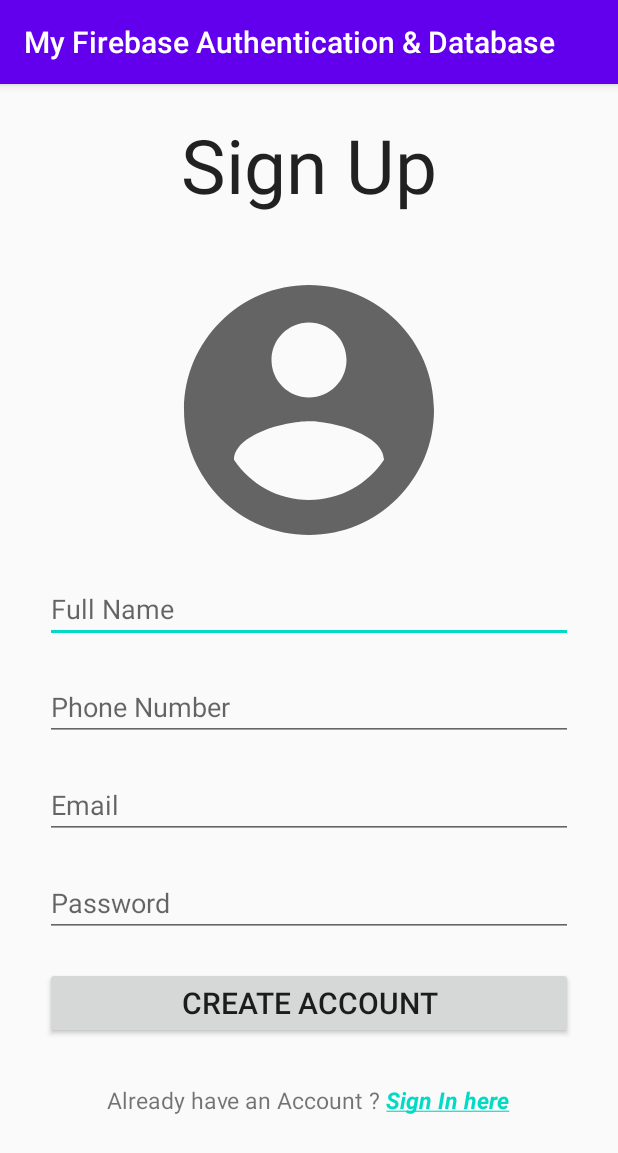
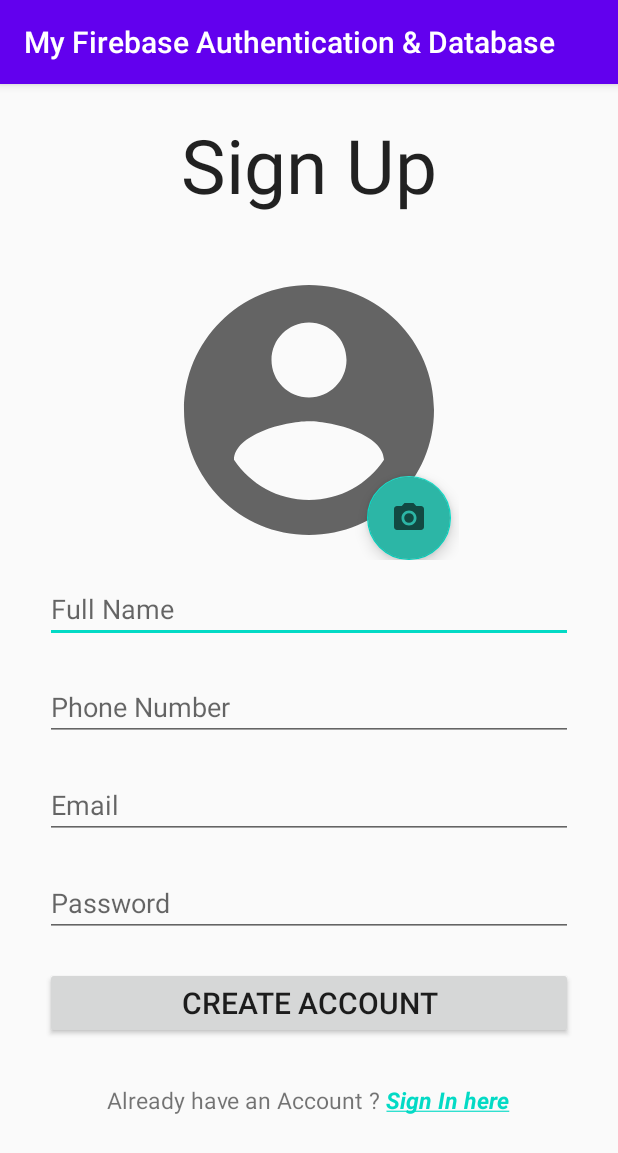
Before and after one commit to Sadique-Ilyas/My-Firebase-Authentication-and-Database, an Android app: the SignUpActivity screen opened directly, with no data from a screen before it, on a phone screen of 412 x 824 dp. Shown: the top 1153 px of the screen. Run offline under Robolectric (Android 15) with nearby library versions, the phone set to English and light mode, and no system bars; our stand-ins replace CircleImageView, Firebase (no records; nobody signed in at launch, a user with empty details on screens opened directly), Picasso.

Commit message:
initial commit

```diff
--- a/app/src/main/AndroidManifest.xml
+++ b/app/src/main/AndroidManifest.xml
@@ -3,7 +3,6 @@
     package="com.example.myfirebaseauthenticationdatabase">
     <uses-permission android:name="android.permission.INTERNET"/>
     <application
-        android:name=".LoggedInHomeActivity"
         android:allowBackup="true"
         android:icon="@mipmap/ic_launcher"
         android:label="@string/app_name"
--- a/app/src/main/java/com/example/myfirebaseauthenticationdatabase/HomeActivity.java
+++ b/app/src/main/java/com/example/myfirebaseauthenticationdatabase/HomeActivity.java
@@ -21,8 +21,6 @@ import com.google.firebase.database.DatabaseReference;
 import com.google.firebase.database.FirebaseDatabase;
 import com.google.firebase.database.Query;
 import com.google.firebase.database.ValueEventListener;
-import com.google.firebase.storage.FirebaseStorage;
-import com.google.firebase.storage.StorageReference;
 import com.squareup.picasso.Picasso;
 
 public class HomeActivity extends AppCompatActivity {
@@ -67,7 +65,7 @@ public class HomeActivity extends AppCompatActivity {
         logoutBtn.setOnClickListener(new View.OnClickListener() {
             @Override
             public void onClick(View v) {
-                FirebaseAuth.getInstance().signOut();
+                firebaseAuth.signOut();
                 Intent intent = new Intent(HomeActivity.this,LoginActivity.class);
                 intent.setFlags(Intent.FLAG_ACTIVITY_CLEAR_TOP);
                 intent.setFlags(Intent.FLAG_ACTIVITY_CLEAR_TASK);
@@ -84,7 +82,7 @@ public class HomeActivity extends AppCompatActivity {
             builder.setPositiveButton("Yes", new DialogInterface.OnClickListener() {
                 @Override
                 public void onClick(DialogInterface dialog, int which) {
-                    FirebaseAuth.getInstance().signOut();
+                    firebaseAuth.signOut();
                     Intent intent = new Intent(HomeActivity.this,LoginActivity.class);
                     intent.setFlags(Intent.FLAG_ACTIVITY_CLEAR_TOP);
                     intent.setFlags(Intent.FLAG_ACTIVITY_CLEAR_TASK);
--- a/app/src/main/java/com/example/myfirebaseauthenticationdatabase/SignUpActivity.java
+++ b/app/src/main/java/com/example/myfirebaseauthenticationdatabase/SignUpActivity.java
@@ -1,8 +1,4 @@
 package com.example.myfirebaseauthenticationdatabase;
-
-import androidx.annotation.NonNull;
-import androidx.annotation.Nullable;
-import androidx.appcompat.app.AppCompatActivity;
 
 import android.content.ContentResolver;
 import android.content.Intent;
@@ -24,10 +20,15 @@ import android.widget.ProgressBar;
 import android.widget.TextView;
 import android.widget.Toast;
 
+import androidx.annotation.NonNull;
+import androidx.annotation.Nullable;
+import androidx.appcompat.app.AppCompatActivity;
+
 import com.google.android.gms.tasks.OnCompleteListener;
 import com.google.android.gms.tasks.OnFailureListener;
 import com.google.android.gms.tasks.OnSuccessListener;
 import com.google.android.gms.tasks.Task;
+import com.google.android.material.floatingactionbutton.FloatingActionButton;
 import com.google.firebase.auth.AuthResult;
 import com.google.firebase.auth.FirebaseAuth;
 import com.google.firebase.database.DatabaseReference;
@@ -44,6 +45,7 @@ public class SignUpActivity extends AppCompatActivity {
     private EditText myFullName, myPhoneNumber, myEmail, myPassword;
     private static final int PICK_IMAGE_REQUEST = 1;
     private ImageView myProfilePic;
+    private FloatingActionButton floatingActionButton;
     private Button createAccountBtn;
     private Uri mProfilePicUri;
     private TextView signInTxt;
@@ -51,12 +53,14 @@ public class SignUpActivity extends AppCompatActivity {
     private StorageReference storageReference;
     private DatabaseReference databaseReference;
     private FirebaseAuth mAuth;
+
     @Override
     protected void onCreate(Bundle savedInstanceState) {
         super.onCreate(savedInstanceState);
         setContentView(R.layout.activity_signup);
 
         myProfilePic = findViewById(R.id.myProfilePic);
+        floatingActionButton = findViewById(R.id.fab);
         myFullName = findViewById(R.id.myFullName);
         myPhoneNumber = findViewById(R.id.myPhoneNumber);
         myEmail = findViewById(R.id.myEmail);
@@ -69,7 +73,7 @@ public class SignUpActivity extends AppCompatActivity {
         storageReference = FirebaseStorage.getInstance().getReference("Users");
         databaseReference = FirebaseDatabase.getInstance().getReference("Users");
 
-        myProfilePic.setOnClickListener(new View.OnClickListener() {
+        floatingActionButton.setOnClickListener(new View.OnClickListener() {
             @Override
             public void onClick(View v) {
                 openFileChooser();
@@ -84,51 +88,38 @@ public class SignUpActivity extends AppCompatActivity {
                 final String email = myEmail.getText().toString().trim();
                 String password = myPassword.getText().toString().trim();
 
-                if (fullName.isEmpty() && phoneNumber.isEmpty() && email.isEmpty() && password.isEmpty())
-                {
+                if (fullName.isEmpty() && phoneNumber.isEmpty() && email.isEmpty() && password.isEmpty()) {
                     myFullName.setError("Enter Full Name");
                     myPhoneNumber.setError("Enter Phone Number");
                     myEmail.setError("Enter Email");
                     myPassword.setError("Enter Password");
                     myFullName.requestFocus();
-                }
-                else if (fullName.isEmpty())
-                {
+                } else if (fullName.isEmpty()) {
                     myFullName.setError("Enter Full Name");
                     myFullName.requestFocus();
-                }
-                else if (phoneNumber.isEmpty())
-                {
+                } else if (phoneNumber.isEmpty()) {
                     myPhoneNumber.setError("Enter Phone Number");
                     myPhoneNumber.requestFocus();
-                }
-                else if (email.isEmpty())
-                {
+                } else if (email.isEmpty()) {
                     myEmail.setError("Enter Email");
                     myEmail.requestFocus();
-                }
-                else if (password.isEmpty())
-                {
+                } else if (password.isEmpty()) {
                     myPassword.setError("Enter Password");
                     myPassword.requestFocus();
-                }
-                else
-                {
+                } else {
                     progressBar.setVisibility(View.VISIBLE);
-                    mAuth.createUserWithEmailAndPassword(email,password).addOnCompleteListener(new OnCompleteListener<AuthResult>() {
+                    mAuth.createUserWithEmailAndPassword(email, password).addOnCompleteListener(new OnCompleteListener<AuthResult>() {
                         @Override
                         public void onComplete(@NonNull Task<AuthResult> task) {
-                                if (task.isSuccessful())
-                                {
+                            if (task.isSuccessful()) {
                                 progressBar.setVisibility(View.GONE);
                                 Toast.makeText(SignUpActivity.this, "Account Created !!!" +
                                         "\nPlease Check your Email for Verification", Toast.LENGTH_LONG).show();
                                 emailVerification();
-                                    Intent intent = new Intent(SignUpActivity.this,LoginActivity.class);
+                                Intent intent = new Intent(SignUpActivity.this, LoginActivity.class);
                                 startActivity(intent);
                                 finish();
-                                    if (mProfilePicUri != null)
-                                    {
+                                if (mProfilePicUri != null) {
                                     SimpleDateFormat simpleDateFormat = new SimpleDateFormat("yyyy-MM-dd _ HH:mm:ss");
                                     String currentDateTime = simpleDateFormat.format(new Date());
                                     final StorageReference fileReference = storageReference.child("IMG_" + currentDateTime + "." + getFileExtension(mProfilePicUri));
@@ -139,23 +130,25 @@ public class SignUpActivity extends AppCompatActivity {
                                                     Toast.makeText(SignUpActivity.this, "Profile Pic Saved", Toast.LENGTH_SHORT).show();
 
                                                     Task<Uri> uri = taskSnapshot.getStorage().getDownloadUrl();
-                                                        while (!uri.isComplete());
+                                                    while (!uri.isComplete()) ;
                                                     Uri url = uri.getResult();
-                                                        User user = new User(fullName,phoneNumber,email,url.toString());
+                                                    User user = new User(fullName, phoneNumber, email, url.toString());
                                                     databaseReference
                                                             .child(mAuth.getCurrentUser().getUid())
                                                             .setValue(user).addOnCompleteListener(new OnCompleteListener<Void>() {
                                                         @Override
                                                         public void onComplete(@NonNull Task<Void> task) {
-                                                                if (task.isSuccessful())
-                                                                {
+                                                            if (task.isSuccessful()) {
                                                                 Toast.makeText(SignUpActivity.this, "Profile info Saved !!!", Toast.LENGTH_SHORT).show();
-                                                                }
-                                                                else
-                                                                {
+                                                            } else {
                                                                 progressBar.setVisibility(View.GONE);
                                                                 Toast.makeText(SignUpActivity.this, task.getException().getMessage(), Toast.LENGTH_SHORT).show();
                                                             }
+                                                        }
+                                                    }).addOnFailureListener(new OnFailureListener() {
+                                                        @Override
+                                                        public void onFailure(@NonNull Exception e) {
+                                                            Toast.makeText(SignUpActivity.this, e.getMessage(), Toast.LENGTH_SHORT).show();
                                                         }
                                                     });
                                                 }
@@ -164,39 +157,47 @@ public class SignUpActivity extends AppCompatActivity {
                                         public void onFailure(@NonNull Exception e) {
                                             Toast.makeText(SignUpActivity.this, e.getMessage(), Toast.LENGTH_SHORT).show();
                                         }
+                                    }).addOnFailureListener(new OnFailureListener() {
+                                        @Override
+                                        public void onFailure(@NonNull Exception e) {
+                                            Toast.makeText(SignUpActivity.this, e.getMessage(), Toast.LENGTH_SHORT).show();
+                                        }
                                     });
                                 }
-                                }
-                                else
-                                {
+                            } else {
                                 progressBar.setVisibility(View.GONE);
                                 Toast.makeText(SignUpActivity.this, task.getException().getMessage(), Toast.LENGTH_SHORT).show();
                             }
+                        }
+                    }).addOnFailureListener(new OnFailureListener() {
+                        @Override
+                        public void onFailure(@NonNull Exception e) {
+                            e.getMessage();
                         }
                     });
                 }
             }
         });
-        String signInText= "Already have an Account ? Sign In here";
+        String signInText = "Already have an Account ? Sign In here";
         SpannableString ss1 = new SpannableString(signInText);
         StyleSpan bold_italic = new StyleSpan(Typeface.BOLD_ITALIC);
         UnderlineSpan underline = new UnderlineSpan();
         ClickableSpan clickableSpan1 = new ClickableSpan() {
             @Override
             public void onClick(@NonNull View widget) {
-                startActivity(new Intent(SignUpActivity.this,LoginActivity.class));
+                startActivity(new Intent(SignUpActivity.this, LoginActivity.class));
             }
         };
 
-        ss1.setSpan(clickableSpan1,26,38, Spanned.SPAN_EXCLUSIVE_EXCLUSIVE);
-        ss1.setSpan(bold_italic,26,38, Spanned.SPAN_EXCLUSIVE_EXCLUSIVE);
-        ss1.setSpan(underline,26,38, Spanned.SPAN_EXCLUSIVE_EXCLUSIVE);;
+        ss1.setSpan(clickableSpan1, 26, 38, Spanned.SPAN_EXCLUSIVE_EXCLUSIVE);
+        ss1.setSpan(bold_italic, 26, 38, Spanned.SPAN_EXCLUSIVE_EXCLUSIVE);
+        ss1.setSpan(underline, 26, 38, Spanned.SPAN_EXCLUSIVE_EXCLUSIVE);
+        ;
         signInTxt.setText(ss1);
         signInTxt.setMovementMethod(LinkMovementMethod.getInstance());
     }
 
-    private void openFileChooser()
-    {
+    private void openFileChooser() {
         Intent intent = new Intent();
         intent.setType("image/*");
         intent.setAction(Intent.ACTION_GET_CONTENT);
@@ -208,31 +209,25 @@ public class SignUpActivity extends AppCompatActivity {
         super.onActivityResult(requestCode, resultCode, data);
 
         if (requestCode == PICK_IMAGE_REQUEST && resultCode == RESULT_OK
-                && data != null && data.getData() != null)
-        {
+                && data != null && data.getData() != null) {
             mProfilePicUri = data.getData();
             Picasso.get().load(mProfilePicUri).into(myProfilePic);
         }
     }
 
-    private String getFileExtension(Uri uri)
-    {
+    private String getFileExtension(Uri uri) {
         ContentResolver contentResolver = getContentResolver();
         MimeTypeMap mime = MimeTypeMap.getSingleton();
         return mime.getExtensionFromMimeType(contentResolver.getType(uri));
     }
 
-    private void emailVerification()
-    {
+    private void emailVerification() {
         mAuth.getCurrentUser().sendEmailVerification().addOnCompleteListener(new OnCompleteListener<Void>() {
             @Override
             public void onComplete(@NonNull Task<Void> task) {
-                if (task.isSuccessful())
-                {
+                if (task.isSuccessful()) {
                     Toast.makeText(SignUpActivity.this, "Verification Email Sent !!!", Toast.LENGTH_SHORT).show();
-                }
-                else
-                {
+                } else {
                     Toast.makeText(SignUpActivity.this, task.getException().getMessage(), Toast.LENGTH_SHORT).show();
                 }
             }
--- a/app/src/main/res/layout/activity_home.xml
+++ b/app/src/main/res/layout/activity_home.xml
@@ -23,7 +23,7 @@
         android:layout_width="200dp"
         android:layout_marginBottom="50dp"
         android:layout_height="200dp"
-        android:src="@mipmap/ic_launcher" />
+        android:src="@drawable/ic_profile_pic" />
 
     <TextView
         android:id="@+id/profileName"
--- a/app/src/main/res/layout/activity_signup.xml
+++ b/app/src/main/res/layout/activity_signup.xml
@@ -1,10 +1,11 @@
 <?xml version="1.0" encoding="utf-8"?>
 <ScrollView xmlns:android="http://schemas.android.com/apk/res/android"
+    xmlns:app="http://schemas.android.com/apk/res-auto"
     xmlns:tools="http://schemas.android.com/tools"
     android:layout_width="match_parent"
     android:layout_height="match_parent"
-    tools:context=".SignUpActivity"
-    android:scrollbars="none">
+    android:scrollbars="none"
+    tools:context=".SignUpActivity">
 
     <RelativeLayout
         android:layout_width="match_parent"
@@ -21,24 +22,45 @@
             android:textAppearance="@style/TextAppearance.AppCompat.Headline"
             android:textSize="50sp" />
 
-        <de.hdodenhof.circleimageview.CircleImageView
-            android:id="@+id/myProfilePic"
-            android:layout_width="200dp"
-            android:layout_height="200dp"
-            android:layout_below="@+id/signUpHeading"
+        <androidx.coordinatorlayout.widget.CoordinatorLayout
+            android:id="@+id/main"
+            android:layout_width="wrap_content"
+            android:layout_height="wrap_content"
+            android:layout_below="@id/signUpHeading"
             android:layout_centerHorizontal="true"
-            android:src="@drawable/ic_profile_pic">
+            android:orientation="vertical">
 
-        </de.hdodenhof.circleimageview.CircleImageView>
+
+            <de.hdodenhof.circleimageview.CircleImageView
+                android:id="@+id/myProfilePic"
+                android:layout_width="200dp"
+                android:layout_height="200dp"
+                android:layout_gravity="center_horizontal"
+                android:src="@drawable/ic_profile_pic" />
+
+
+            <com.google.android.material.floatingactionbutton.FloatingActionButton
+                android:id="@+id/fab"
+                android:layout_width="wrap_content"
+                android:layout_height="wrap_content"
+                android:layout_marginRight="5dp"
+                android:backgroundTint="#2CB6A6"
+                android:clickable="true"
+                android:src="@drawable/ic_photo_camera"
+                app:fabSize="normal"
+                app:layout_anchor="@+id/myProfilePic"
+                app:layout_anchorGravity="bottom|right|end" />
+
+        </androidx.coordinatorlayout.widget.CoordinatorLayout>
 
         <EditText
             android:id="@+id/myFullName"
             android:layout_width="match_parent"
             android:layout_height="wrap_content"
-            android:layout_below="@+id/myProfilePic"
+            android:layout_below="@+id/main"
             android:layout_margin="10dp"
             android:hint="@string/full_name"
-            android:inputType="textPersonName"/>
+            android:inputType="textPersonName" />
 
         <EditText
             android:id="@+id/myPhoneNumber"
```
Also changed, not shown: app/src/main/java/com/example/myfirebaseauthenticationdatabase/LoggedInHomeActivity.java (+4 -4 lines), app/src/main/java/com/example/myfirebaseauthenticationdatabase/LoginActivity.java (+11 -8 lines). Lines whose indentation alone changed are shown as unchanged.
